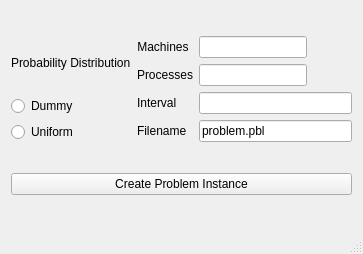
Before: the Qt Designer form mainwindow.ui in markuspg/instance_generator, drawn with Qt 5.
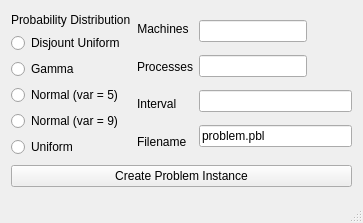
After: the same form once the commit is applied.

Commit message: Added DISJOINT, GAMMA, NORMAL5 and NORMAL9 probability distributions.

What changed in the file:
```diff
--- a/mainwindow.ui
+++ b/mainwindow.ui
@@ -7,7 +7,7 @@
     <x>0</x>
     <y>0</y>
     <width>363</width>
-    <height>254</height>
+    <height>223</height>
    </rect>
   </property>
   <property name="windowTitle">
@@ -29,7 +29,37 @@
         <item>
          <widget class="QRadioButton" name="RBDummyDistribution">
           <property name="text">
-           <string>Dummy</string>
+           <string>Disjount Uniform</string>
+          </property>
+         </widget>
+        </item>
+        <item>
+         <widget class="QRadioButton" name="RBGammaDistribution">
+          <property name="toolTip">
+           <string>α = 2, β = 10</string>
+          </property>
+          <property name="text">
+           <string>Gamma</string>
+          </property>
+         </widget>
+        </item>
+        <item>
+         <widget class="QRadioButton" name="RBNormal5Distribution">
+          <property name="toolTip">
+           <string>mean = interval / 2</string>
+          </property>
+          <property name="text">
+           <string>Normal (var = 5)</string>
+          </property>
+         </widget>
+        </item>
+        <item>
+         <widget class="QRadioButton" name="RBNormal9Distribution">
+          <property name="toolTip">
+           <string>mean = interval / 2</string>
+          </property>
+          <property name="text">
+           <string>Normal (var = 9)</string>
           </property>
          </widget>
         </item>
```
Left out of the diff: 2 changed lines with no effect on the pictures. The commit also changes 4 other files.
